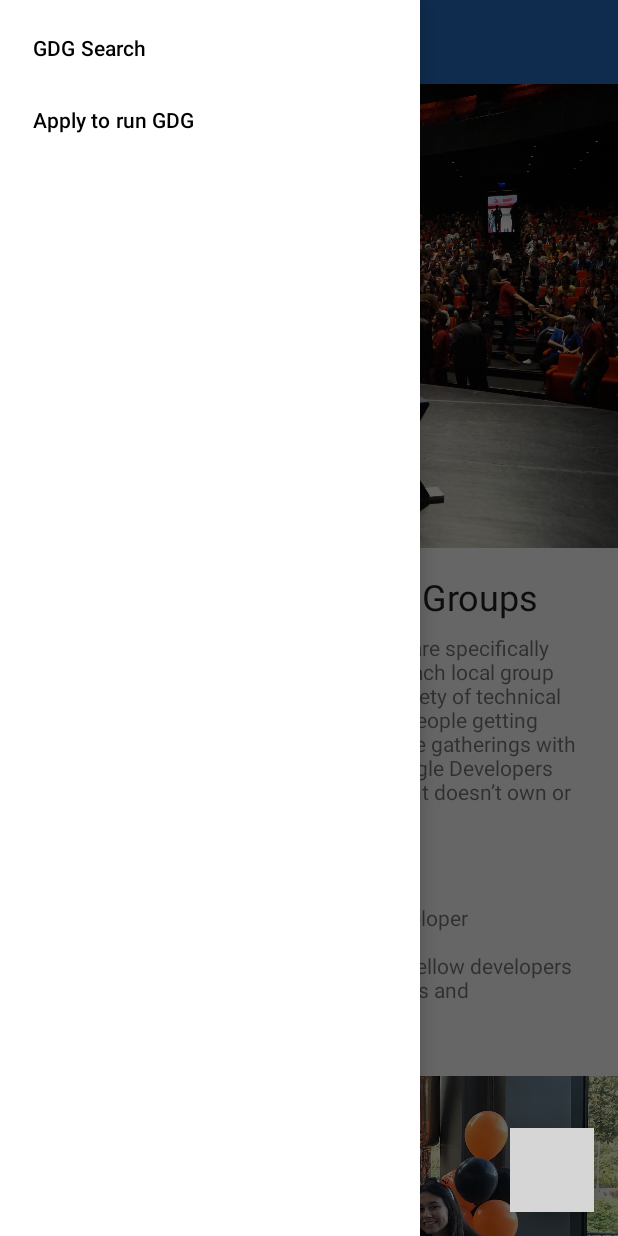
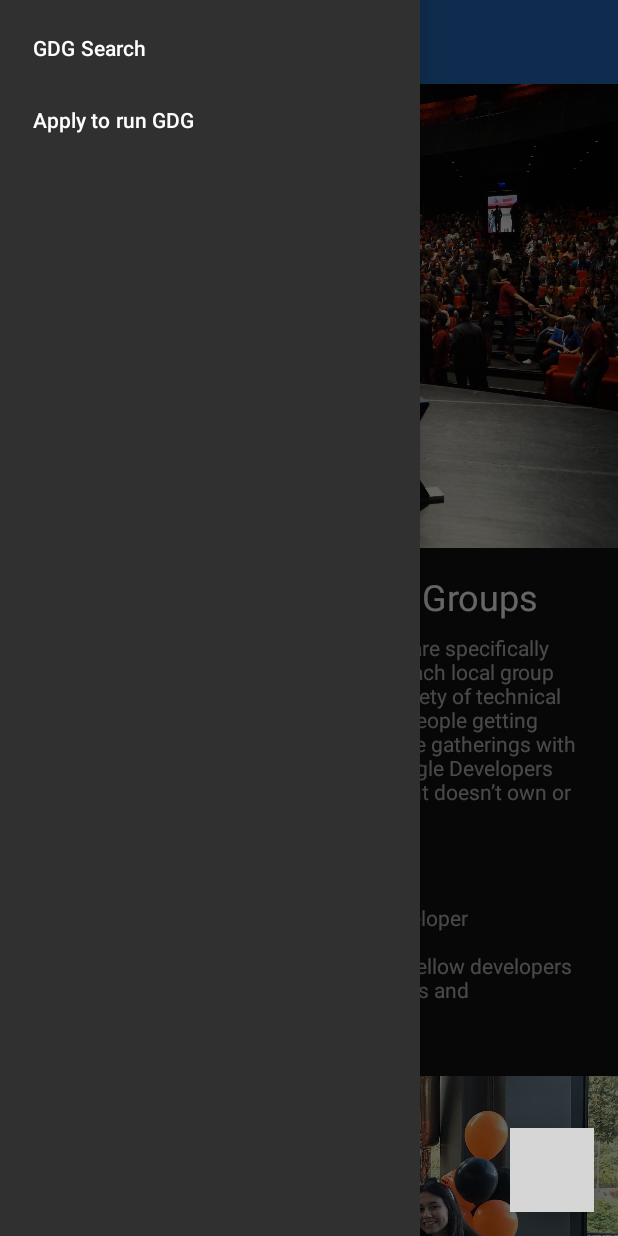
Before and after one commit to 1920-5bhif-nvs/1920-5bhif-nvs-udacity-labs-TripicNenad, an Android app: the screen it shows after launch (MainActivity), with the side drawer open, on a phone screen of 412 x 824 dp. Run offline under Robolectric (Android 15) with nearby library versions, the light colour scheme and no system bars; our stand-ins replace data binding, navigation-ui; Roboto replaces fonts that are not available here; grey boxes are pictures that could not be loaded.

Commit message:
Lesson 10 Step 13: Added dark theme support

```diff
--- a/Lesson10_GDG_Finder/app/src/main/java/com/example/android/gdgfinder/MainActivity.kt
+++ b/Lesson10_GDG_Finder/app/src/main/java/com/example/android/gdgfinder/MainActivity.kt
@@ -3,6 +3,7 @@ package com.example.android.gdgfinder
 import android.os.Bundle
 import android.view.View
 import androidx.appcompat.app.AppCompatActivity
+import androidx.appcompat.app.AppCompatDelegate
 import androidx.databinding.DataBindingUtil
 import androidx.navigation.NavDestination
 import androidx.navigation.findNavController
@@ -18,7 +19,7 @@ class MainActivity : AppCompatActivity() {
     override fun onCreate(savedInstanceState: Bundle?) {
         super.onCreate(savedInstanceState)
         binding = DataBindingUtil.setContentView(this, R.layout.activity_main)
-
+        AppCompatDelegate.setDefaultNightMode(AppCompatDelegate.MODE_NIGHT_YES)
         setupNavigation()
     }
 
@@ -27,8 +28,8 @@ class MainActivity : AppCompatActivity() {
      *
      * Delegate this to Navigation.
      */
-    override fun onSupportNavigateUp()
-            = navigateUp(findNavController(R.id.nav_host_fragment), binding.drawerLayout)
+    override fun onSupportNavigateUp() =
+        navigateUp(findNavController(R.id.nav_host_fragment), binding.drawerLayout)
 
     /**
      * Setup Navigation for this Activity
@@ -48,7 +49,7 @@ class MainActivity : AppCompatActivity() {
 
         navController.addOnDestinationChangedListener { _, destination: NavDestination, _ ->
             val toolBar = supportActionBar ?: return@addOnDestinationChangedListener
-            when(destination.id) {
+            when (destination.id) {
                 R.id.home -> {
                     toolBar.setDisplayShowTitleEnabled(false)
                     binding.heroImage.visibility = View.VISIBLE
--- a/Lesson10_GDG_Finder/app/src/main/res/values/styles.xml
+++ b/Lesson10_GDG_Finder/app/src/main/res/values/styles.xml
@@ -1,7 +1,7 @@
 <resources>
 
     <!-- Base application theme. -->
-    <style name="AppTheme" parent="Theme.MaterialComponents.Light.NoActionBar">
+    <style name="AppTheme" parent="Theme.MaterialComponents.DayNight.NoActionBar">
         <!-- Customize your theme here. -->
         <item name="colorPrimary">@color/primaryColor</item>
         <item name="colorPrimaryDark">@color/primaryDarkColor</item>
@@ -18,4 +18,6 @@
         <item name="android:textSize">18sp</item>
     </style>
 
+
+
 </resources>
```
